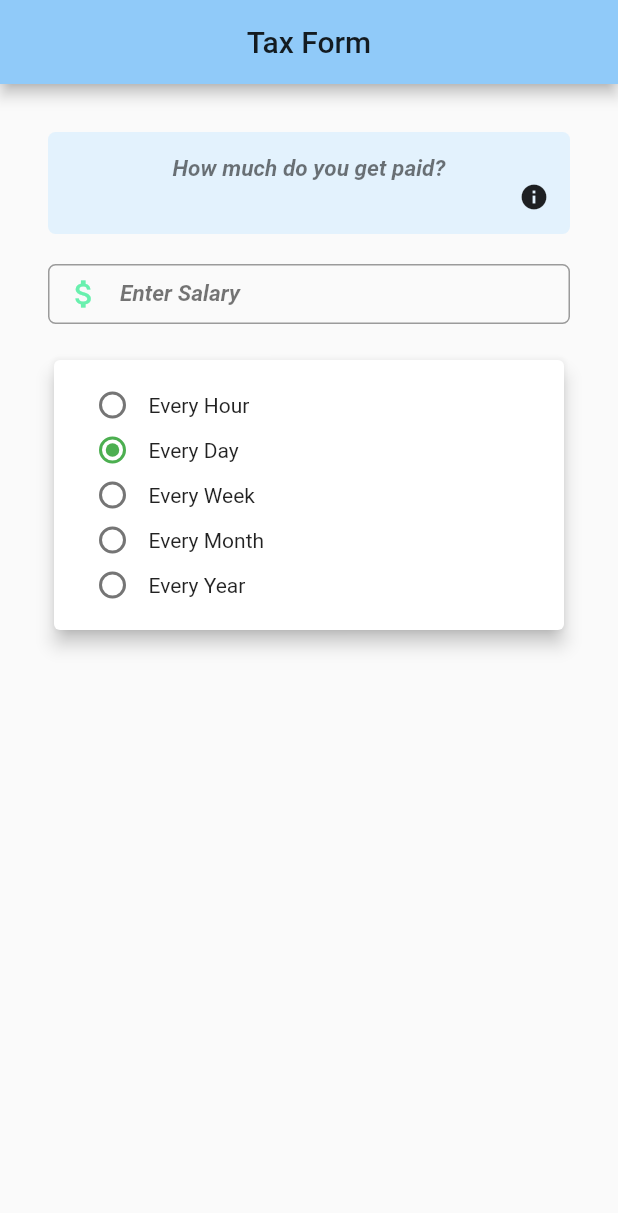
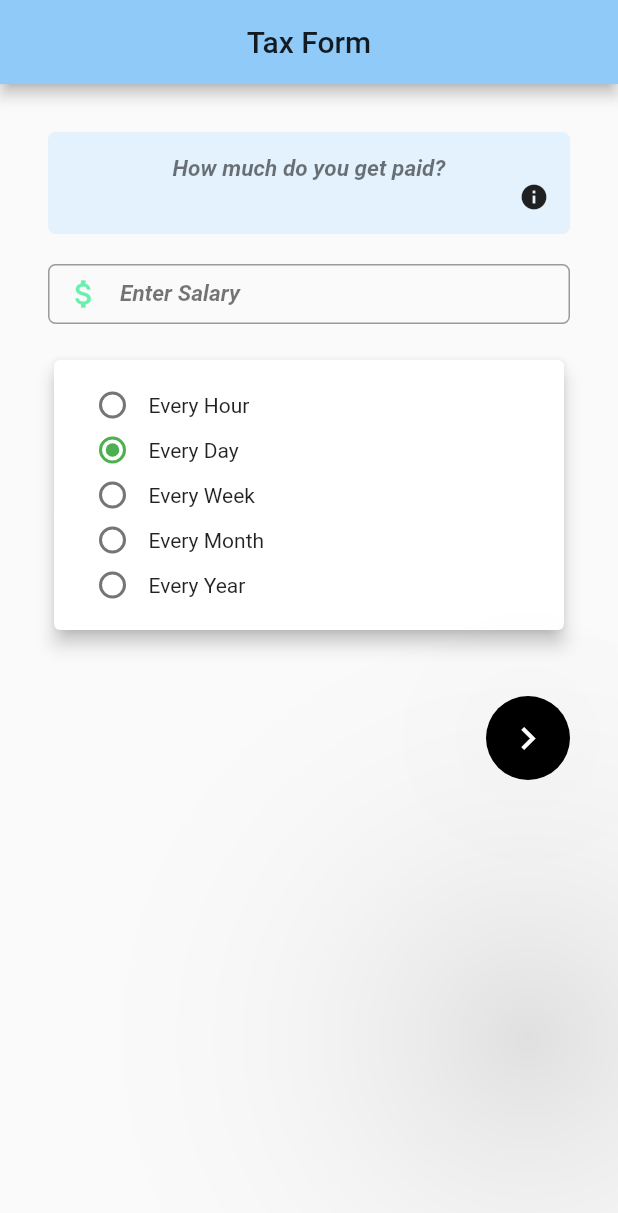
Before and after one commit to rayhaanbhikha/tax_calculator, a Flutter app: the screen it shows after launch, on a phone screen of 412 x 824 dp. Shown: the top 1213 px of the screen. Run offline on Flutter 3.47's test engine with Material 2 defaults, Android fonts, the phone set to English and light mode, and no system bars.

Commit message:
list of widgets built.

```diff
--- a/lib/pages/SalaryScreen.dart
+++ b/lib/pages/SalaryScreen.dart
@@ -17,21 +17,49 @@ class SalaryPage extends StatelessWidget {
 }
 
 class SalaryTemplate extends StatelessWidget {
+  final List<Widget> widgets = <Widget>[
+    MainText(
+      questionText: "How much do you get paid?",
+      infoText: "Enter salary info",
+    ),
+    SalaryTextField(),
+    MyCard(child: MyRadioButtons()),
+    FloatingBtn()
+  ];
+
   @override
   Widget build(BuildContext context) {
     return Container(
         padding: EdgeInsets.all(32),
-        child: ListView(
-          children: <Widget>[
-            MainText(
-              questionText: "How much do you get paid?",
-              infoText: "Enter salary info",
-            ),
-            Padding(padding: EdgeInsets.all(10)),
-            SalaryTextField(),
-            Padding(padding: EdgeInsets.all(10)),
-            MyCard(child: MyRadioButtons(),)
-          ],
+        child: ListView.separated(
+          itemCount: widgets.length,
+          itemBuilder: (context, index) {
+            return widgets[index];
+          },
+          separatorBuilder: (context, index) {
+            double padding = index == widgets.length - 2 ? 20 : 10;
+            return Padding(padding: EdgeInsets.all(padding));
+          },
         ));
   }
 }
+
+class FloatingBtn extends StatelessWidget {
+  @override
+  Widget build(BuildContext context) {
+    return Row(
+      mainAxisAlignment: MainAxisAlignment.end,
+      children: <Widget>[
+        FloatingActionButton(
+          elevation: 100.0,
+          child: Icon(
+            Icons.chevron_right,
+            size: 30.0,
+          ),
+          backgroundColor: Colors.black,
+          onPressed: () => print("hello world"),
+        )
+      ],
+    );
+  }
+}
```
